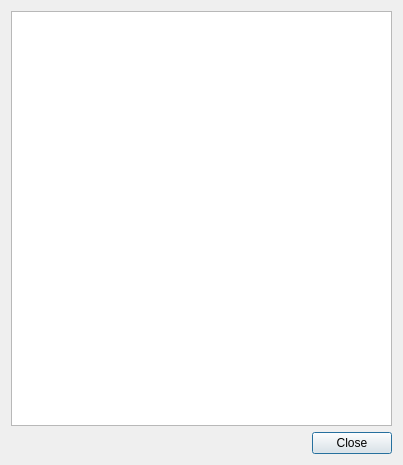
Old version of the form src/aboutdialog.ui in the repository hluk/CopyQ.
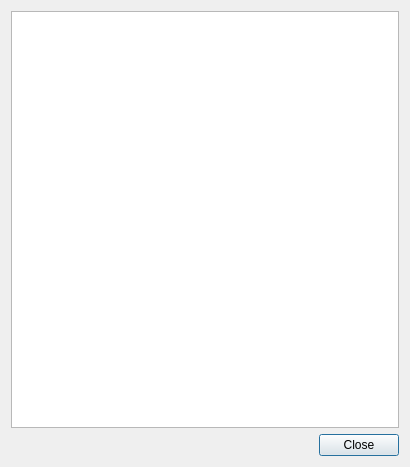
New version of the form.

Commit message: UPDATED: GUI, style, about

Diff of the .ui file:
```diff
--- a/src/aboutdialog.ui
+++ b/src/aboutdialog.ui
@@ -9,8 +9,8 @@
    <rect>
     <x>0</x>
     <y>0</y>
-    <width>403</width>
-    <height>465</height>
+    <width>410</width>
+    <height>467</height>
    </rect>
   </property>
   <property name="sizePolicy">
@@ -51,6 +51,7 @@
 &lt;td style=&quot;border: none;&quot;&gt;
 &lt;p style=&quot;-qt-paragraph-type:empty; margin-top:0px; margin-bottom:0px; margin-left:0px; margin-right:0px; -qt-block-indent:0; text-indent:0px;&quot;&gt;&lt;/p&gt;
 &lt;p style=&quot;-qt-paragraph-type:empty; margin-top:0px; margin-bottom:0px; margin-left:0px; margin-right:0px; -qt-block-indent:0; text-indent:0px;&quot;&gt;&lt;/p&gt;
+&lt;p style=&quot;-qt-paragraph-type:empty; margin-top:0px; margin-bottom:0px; margin-left:0px; margin-right:0px; -qt-block-indent:0; text-indent:0px;&quot;&gt;&lt;/p&gt;
 &lt;p style=&quot;-qt-paragraph-type:empty; margin-top:0px; margin-bottom:0px; margin-left:0px; margin-right:0px; -qt-block-indent:0; text-indent:0px;&quot;&gt;&lt;/p&gt;&lt;/td&gt;&lt;/tr&gt;&lt;/table&gt;&lt;/body&gt;&lt;/html&gt;</string>
      </property>
      <property name="textInteractionFlags">
```
The commit also changes 4 other files.
